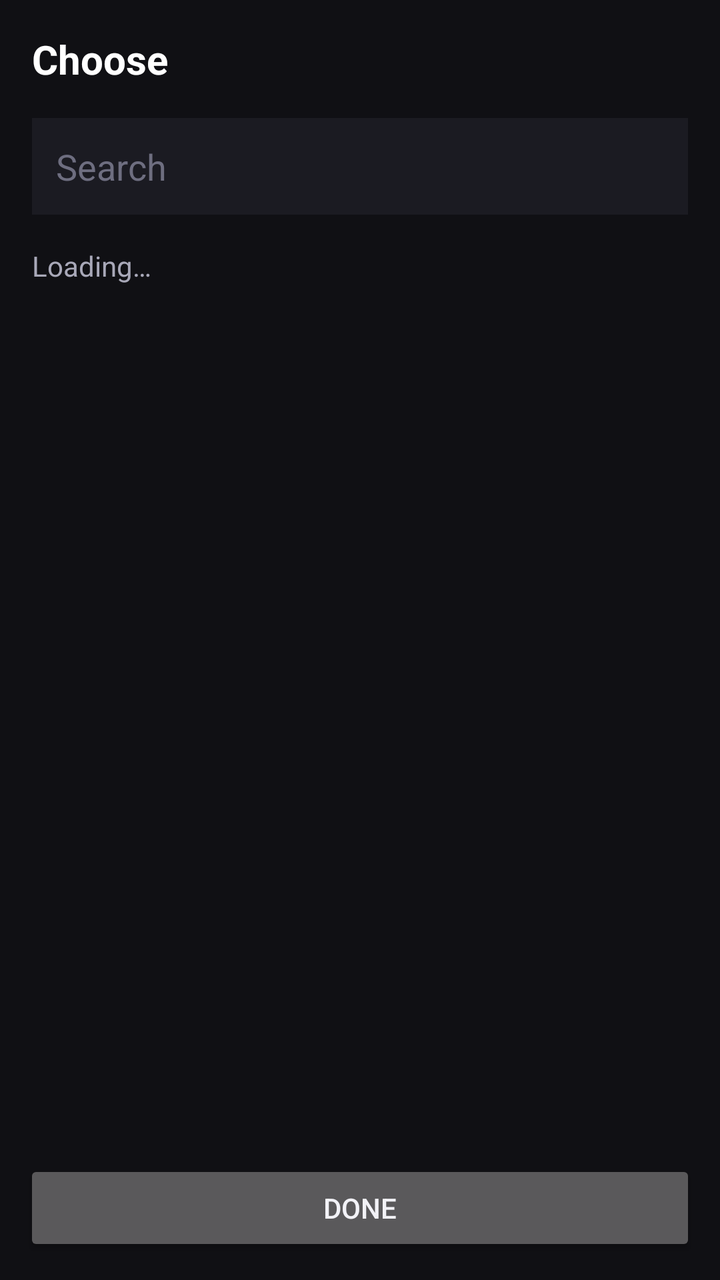
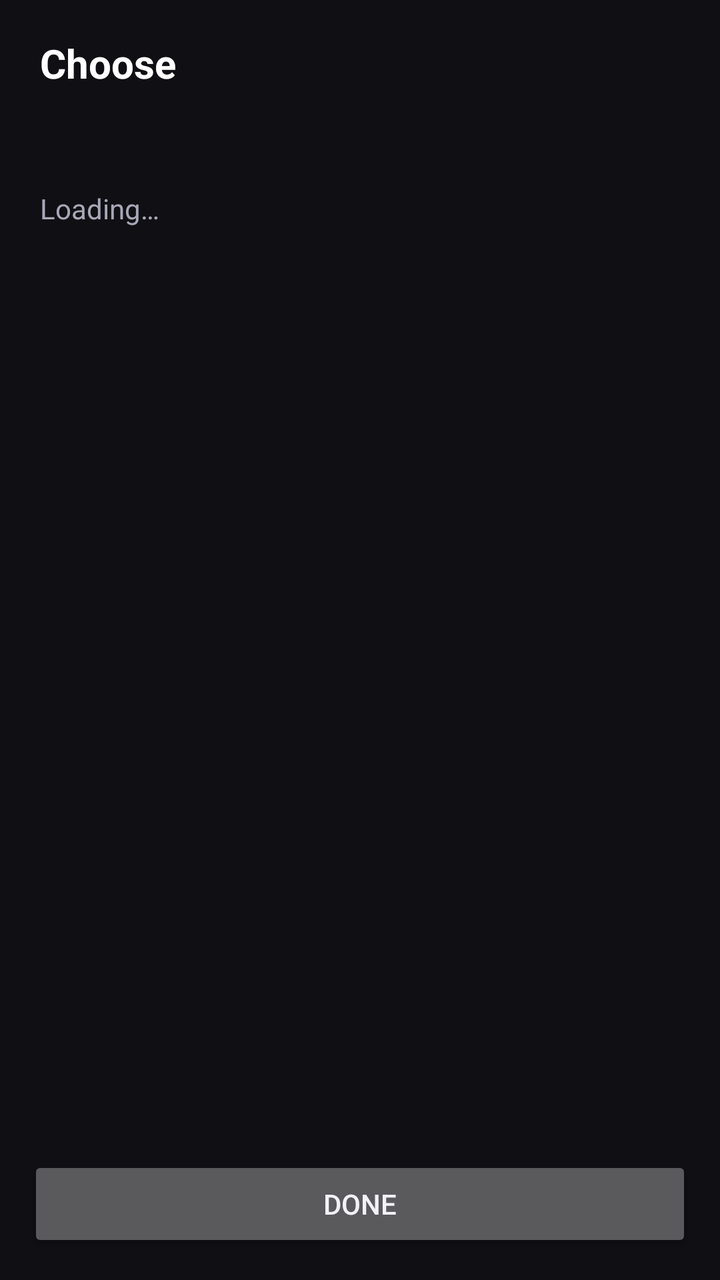

The first picture is an Android layout as it rendered before a commit; the second is the same layout after the commit. The layout source and the unified diff follow.
<!-- AndroidManifest.xml: application theme Theme.OdysseyWatch -->
<!-- res/layout/activity_picker.xml -->
<?xml version="1.0" encoding="utf-8"?>
<LinearLayout xmlns:android="http://schemas.android.com/apk/res/android"
    android:layout_width="match_parent"
    android:layout_height="match_parent"
    android:orientation="vertical"
    android:background="#101014">

    <TextView
        android:id="@+id/title"
        android:layout_width="match_parent"
        android:layout_height="wrap_content"
        android:padding="16dp"
        android:text="Choose"
        android:textColor="#FFFFFF"
        android:textSize="20sp"
        android:textStyle="bold" />

    <EditText
        android:id="@+id/search"
        android:layout_width="match_parent"
        android:layout_height="wrap_content"
        android:layout_marginStart="16dp"
        android:layout_marginEnd="16dp"
        android:background="#1B1B22"
        android:hint="Search"
        android:importantForAutofill="no"
        android:inputType="text"
        android:padding="12dp"
        android:textColor="#F2F2F7"
        android:textColorHint="#6E6E80" />

    <LinearLayout
        android:id="@+id/actions"
        android:layout_width="match_parent"
        android:layout_height="wrap_content"
        android:orientation="horizontal"
        android:padding="12dp"
        android:visibility="gone">

        <Button
            android:id="@+id/preset70"
            android:layout_width="0dp"
            android:layout_height="wrap_content"
            android:layout_weight="1"
            android:text="IMAX 70mm"
            android:textSize="12sp" />

        <Button
            android:id="@+id/clear"
            android:layout_width="0dp"
            android:layout_height="wrap_content"
            android:layout_marginStart="8dp"
            android:layout_weight="1"
            android:text="Clear"
            android:textSize="12sp" />
    </LinearLayout>

    <TextView
        android:id="@+id/empty"
        android:layout_width="match_parent"
        android:layout_height="wrap_content"
        android:padding="16dp"
        android:text="Loading…"
        android:textColor="#A8A8B8" />

    <ListView
        android:id="@+id/list"
        android:layout_width="match_parent"
        android:layout_height="0dp"
        android:layout_weight="1"
        android:cacheColorHint="#00000000"
        android:divider="#232330"
        android:dividerHeight="1dp" />

    <Button
        android:id="@+id/done"
        android:layout_width="match_parent"
        android:layout_height="wrap_content"
        android:layout_margin="12dp"
        android:text="Done" />
</LinearLayout>
<!-- resources referenced by this layout -->
<resources>
  <style name="Theme.OdysseyWatch" parent="Theme.AppCompat.NoActionBar">
          <item name="colorPrimary">#C8963E</item>
          <item name="colorPrimaryDark">#0B0B0E</item>
          <item name="colorAccent">#C8963E</item>
          <item name="android:windowBackground">#101014</item>
          <item name="android:textColorPrimary">#F2F2F7</item>
          <item name="android:textColorSecondary">#A8A8B8</item>
          <item name="android:textColorHint">#6E6E80</item>
          <item name="android:colorBackground">#101014</item>
      </style>
</resources>

<!-- the commit's change to res/layout/activity_picker.xml (unified diff, before → after) -->
@@ -2,56 +2,55 @@
 <LinearLayout xmlns:android="http://schemas.android.com/apk/res/android"
     android:layout_width="match_parent"
     android:layout_height="match_parent"
-    android:orientation="vertical"
-    android:background="#101014">
+    android:background="#101014"
+    android:orientation="vertical">
 
     <TextView
         android:id="@+id/title"
         android:layout_width="match_parent"
         android:layout_height="wrap_content"
-        android:padding="16dp"
+        android:paddingStart="20dp"
+        android:paddingEnd="20dp"
+        android:paddingTop="18dp"
         android:text="Choose"
         android:textColor="#FFFFFF"
         android:textSize="20sp"
         android:textStyle="bold" />
 
-    <EditText
-        android:id="@+id/search"
+    <TextView
+        android:id="@+id/hint"
         android:layout_width="match_parent"
         android:layout_height="wrap_content"
-        android:layout_marginStart="16dp"
-        android:layout_marginEnd="16dp"
-        android:background="#1B1B22"
-        android:hint="Search"
-        android:importantForAutofill="no"
-        android:inputType="text"
-        android:padding="12dp"
-        android:textColor="#F2F2F7"
-        android:textColorHint="#6E6E80" />
+        android:paddingStart="20dp"
+        android:paddingEnd="20dp"
+        android:paddingBottom="12dp"
+        android:textColor="#8A8A99"
+        android:textSize="13sp" />
 
     <LinearLayout
         android:id="@+id/actions"
         android:layout_width="match_parent"
         android:layout_height="wrap_content"
         android:orientation="horizontal"
-        android:padding="12dp"
+        android:paddingStart="14dp"
+        android:paddingEnd="14dp"
+        android:paddingBottom="8dp"
         android:visibility="gone">
 
         <Button
-            android:id="@+id/preset70"
+            android:id="@+id/selectAll"
             android:layout_width="0dp"
             android:layout_height="wrap_content"
             android:layout_weight="1"
-            android:text="IMAX 70mm"
+            android:text="Select all"
             android:textSize="12sp" />
 
         <Button
-            android:id="@+id/clear"
+            android:id="@+id/refresh"
             android:layout_width="0dp"
             android:layout_height="wrap_content"
-            android:layout_marginStart="8dp"
             android:layout_weight="1"
-            android:text="Clear"
+            android:text="Refresh list"
             android:textSize="12sp" />
     </LinearLayout>
 
@@ -59,7 +58,7 @@
         android:id="@+id/empty"
         android:layout_width="match_parent"
         android:layout_height="wrap_content"
-        android:padding="16dp"
+        android:padding="20dp"
         android:text="Loading…"
         android:textColor="#A8A8B8" />
 
@@ -76,6 +75,6 @@
         android:id="@+id/done"
         android:layout_width="match_parent"
         android:layout_height="wrap_content"
-        android:layout_margin="12dp"
+        android:layout_margin="14dp"
         android:text="Done" />
 </LinearLayout>
<!-- resource entries referenced after the edit -->
@@ -1,6 +1,6 @@
 <!-- resources referenced by this layout -->
 <resources>
-  <style name="Theme.OdysseyWatch" parent="Theme.AppCompat.NoActionBar">
+  <style name="Theme.ImaxWatcher" parent="Theme.AppCompat.NoActionBar">
           <item name="colorPrimary">#C8963E</item>
           <item name="colorPrimaryDark">#0B0B0E</item>
           <item name="colorAccent">#C8963E</item>
